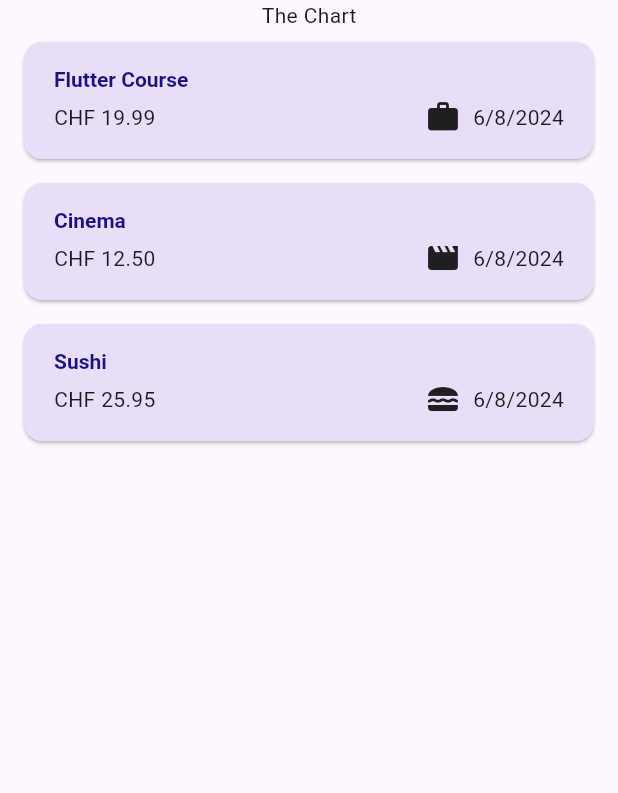
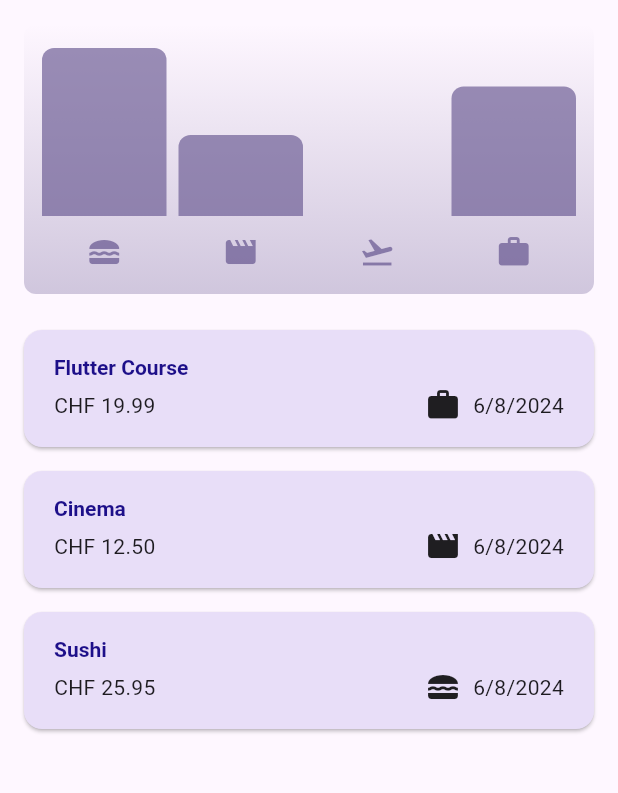
Before and after one commit to stefanobianda/ExpenseTracker, a Flutter app: the screen it shows after launch, on a phone screen of 412 x 824 dp, the part 84-877 px from its top. Run offline on Flutter 3.47's test engine with Material 3 defaults, Android fonts, the phone set to English and light mode, and no system bars.

Commit message:
adding the chart with help classes

```diff
--- a/lib/models/expense.dart
+++ b/lib/models/expense.dart
@@ -33,3 +33,26 @@ class Expense {
     return formatter.format(date);
   }
 }
+
+class ExpenseBucket {
+  const ExpenseBucket({
+    required this.category,
+    required this.expenses,
+  });
+
+  ExpenseBucket.forCategory(List<Expense> allExpense, this.category)
+      : expenses = allExpense
+            .where((expense) => expense.category == category)
+            .toList();
+
+  final Category category;
+  final List<Expense> expenses;
+
+  double get totalExpenses {
+    double sum = 0;
+    for (final expense in expenses) {
+      sum += expense.amount;
+    }
+    return sum;
+  }
+}
--- /dev/null
+++ b/lib/widgets/chart/chart.dart
@@ -0,0 +1,95 @@
+import 'package:flutter/material.dart';
+
+import 'package:expense_tracker/widgets/chart/chart_bar.dart';
+import 'package:expense_tracker/models/expense.dart';
+
+class Chart extends StatelessWidget {
+  const Chart({super.key, required this.expenses});
+
+  final List<Expense> expenses;
+
+  List<ExpenseBucket> get buckets {
+    return [
+      ExpenseBucket.forCategory(expenses, Category.food),
+      ExpenseBucket.forCategory(expenses, Category.leisure),
+      ExpenseBucket.forCategory(expenses, Category.travel),
+      ExpenseBucket.forCategory(expenses, Category.work),
+    ];
+  }
+
+  double get maxTotalExpense {
+    double maxTotalExpense = 0;
+
+    for (final bucket in buckets) {
+      if (bucket.totalExpenses > maxTotalExpense) {
+        maxTotalExpense = bucket.totalExpenses;
+      }
+    }
+
+    return maxTotalExpense;
+  }
+
+  @override
+  Widget build(BuildContext context) {
+    final isDarkMode =
+        MediaQuery.of(context).platformBrightness == Brightness.dark;
+    return Container(
+      margin: const EdgeInsets.all(16),
+      padding: const EdgeInsets.symmetric(
+        vertical: 16,
+        horizontal: 8,
+      ),
+      width: double.infinity,
+      height: 180,
+      decoration: BoxDecoration(
+        borderRadius: BorderRadius.circular(8),
+        gradient: LinearGradient(
+          colors: [
+            Theme.of(context).colorScheme.primary.withOpacity(0.3),
+            Theme.of(context).colorScheme.primary.withOpacity(0.0)
+          ],
+          begin: Alignment.bottomCenter,
+          end: Alignment.topCenter,
+        ),
+      ),
+      child: Column(
+        children: [
+          Expanded(
+            child: Row(
+              crossAxisAlignment: CrossAxisAlignment.end,
+              children: [
+                for (final bucket in buckets) // alternative to map()
+                  ChartBar(
+                    fill: bucket.totalExpenses == 0
+                        ? 0
+                        : bucket.totalExpenses / maxTotalExpense,
+                  )
+              ],
+            ),
+          ),
+          const SizedBox(height: 12),
+          Row(
+            children: buckets // for ... in
+                .map(
+                  (bucket) => Expanded(
+                    child: Padding(
+                      padding: const EdgeInsets.symmetric(horizontal: 4),
+                      child: Icon(
+                        categoryIcons[bucket.category],
+                        color: isDarkMode
+                            ? Theme.of(context).colorScheme.secondary
+                            : Theme.of(context)
+                                .colorScheme
+                                .primary
+                                .withOpacity(0.7),
+                      ),
+                    ),
+                  ),
+                )
+                .toList(),
+          )
+        ],
+      ),
+    );
+  }
+}
--- /dev/null
+++ b/lib/widgets/chart/chart_bar.dart
@@ -0,0 +1,34 @@
+import 'package:flutter/material.dart';
+
+class ChartBar extends StatelessWidget {
+  const ChartBar({
+    super.key,
+    required this.fill,
+  });
+
+  final double fill;
+
+  @override
+  Widget build(BuildContext context) {
+    final isDarkMode =
+        MediaQuery.of(context).platformBrightness == Brightness.dark;
+    return Expanded(
+      child: Padding(
+        padding: const EdgeInsets.symmetric(horizontal: 4),
+        child: FractionallySizedBox(
+          heightFactor: fill, // 0 <> 1
+          child: DecoratedBox(
+            decoration: BoxDecoration(
+              shape: BoxShape.rectangle,
+              borderRadius:
+                  const BorderRadius.vertical(top: Radius.circular(8)),
+              color: isDarkMode
+                  ? Theme.of(context).colorScheme.secondary
+                  : Theme.of(context).colorScheme.primary.withOpacity(0.65),
+            ),
+          ),
+        ),
+      ),
+    );
+  }
+}
--- a/lib/widgets/expenses.dart
+++ b/lib/widgets/expenses.dart
@@ -1,3 +1,4 @@
+import 'package:expense_tracker/widgets/chart/chart.dart';
 import 'package:expense_tracker/widgets/expenses_list/expenses_list.dart';
 import 'package:expense_tracker/models/expense.dart';
 import 'package:expense_tracker/widgets/new_expense.dart';
@@ -83,7 +84,7 @@ class _ExpensesState extends State<Expenses> {
       ),
       body: Column(
         children: [
-          const Text('The Chart'),
+          Chart(expenses: _registeredExpenses),
           Expanded(
             child: mainContent,
           ),
```
